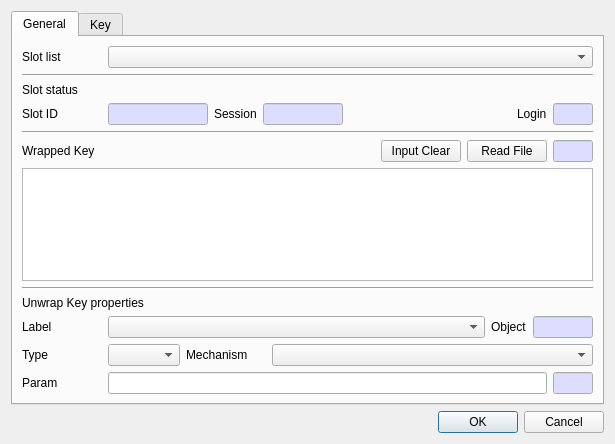
Above: CryptokiMan/unwrap_key_dlg.ui from jykim74/CryptokiMan before the change. Below: the same form after it.
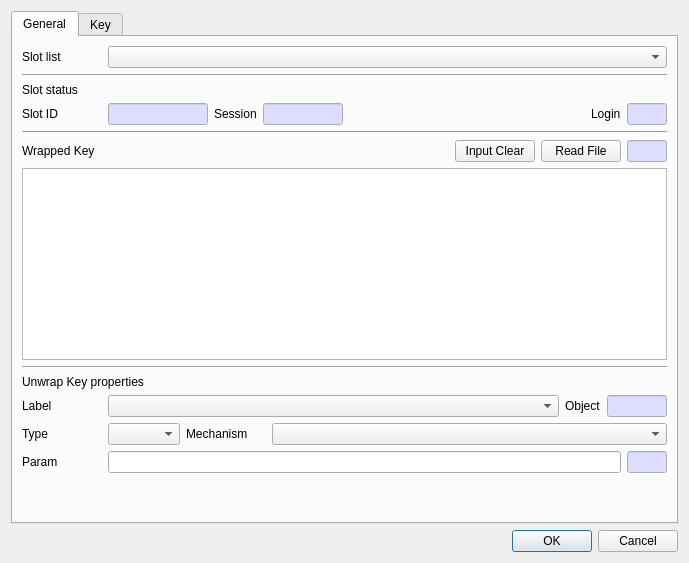
That is the form after the change.

```diff
--- a/CryptokiMan/unwrap_key_dlg.ui
+++ b/CryptokiMan/unwrap_key_dlg.ui
@@ -6,8 +6,8 @@
    <rect>
     <x>0</x>
     <y>0</y>
-    <width>585</width>
-    <height>444</height>
+    <width>689</width>
+    <height>563</height>
    </rect>
   </property>
   <property name="windowTitle">
```
Left out of the diff: 2 changed lines with no effect on the pictures.
